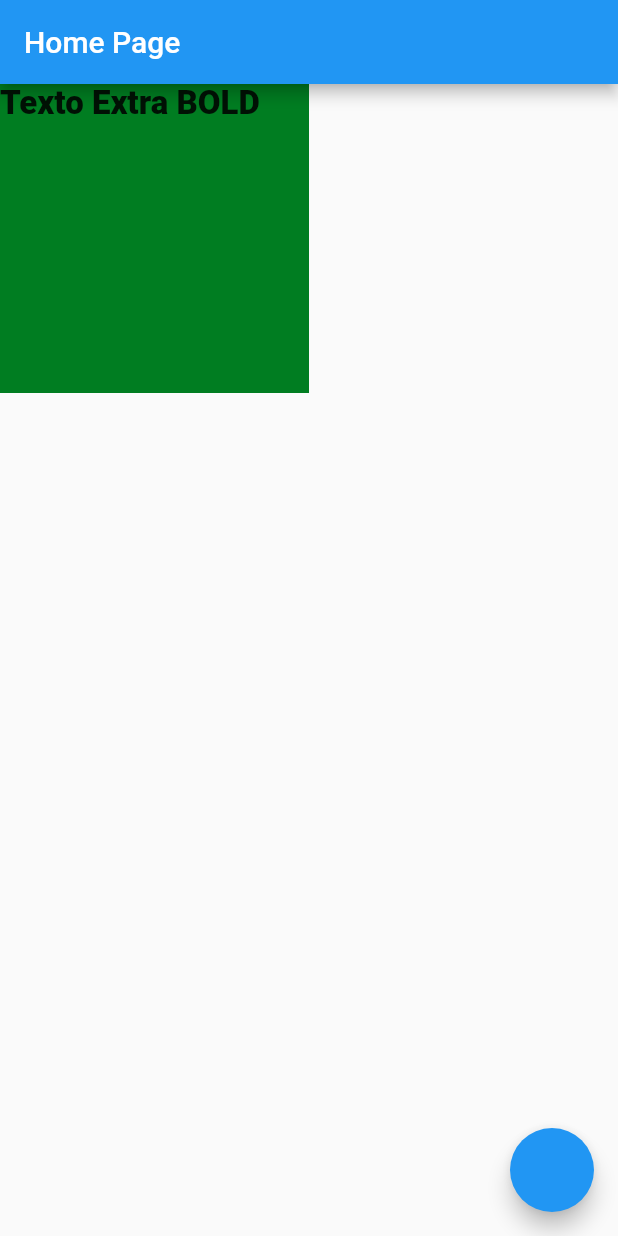
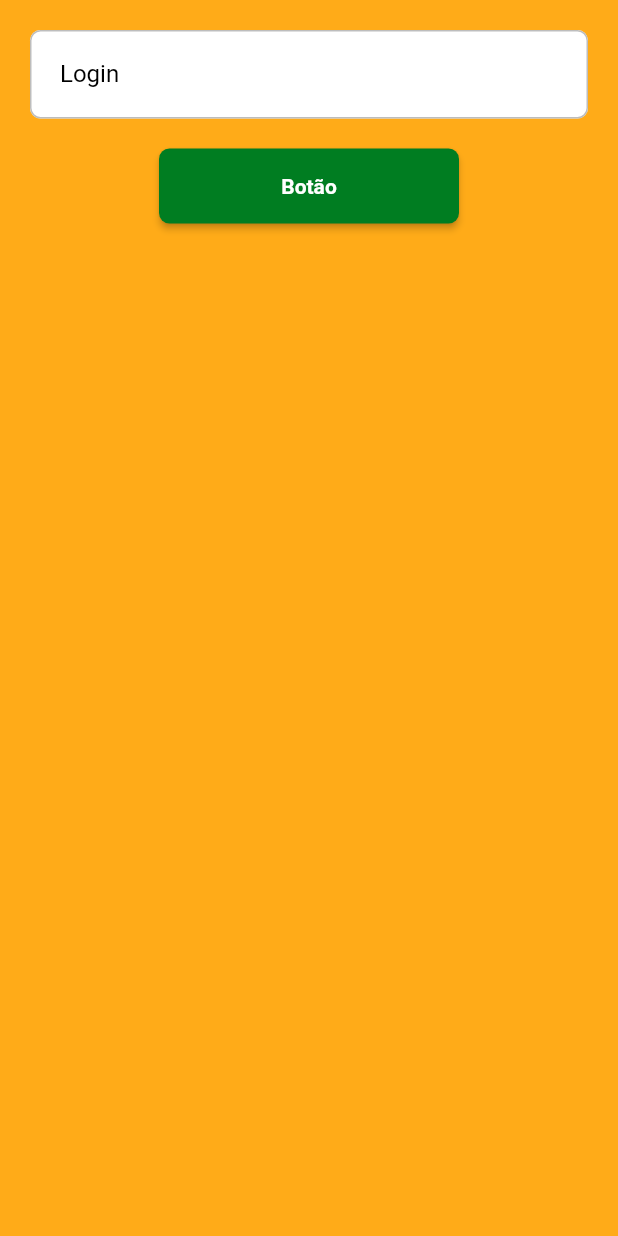
Before and after one commit to dariopmaciel/vaquinha_back_office, a Flutter app: the screen it shows after launch, on a phone screen of 412 x 824 dp. Run offline on Flutter 3.47's test engine with Material 3 defaults, Android fonts, the phone set to English and light mode, and no system bars; our stand-ins replace awesome_snackbar_content, flutter_modular, loading_animation_widget; Roboto replaces fonts that are missing (mplus1).

Commit message:
criação de thema de proj

```diff
--- a/lib/src/app_widget.dart
+++ b/lib/src/app_widget.dart
@@ -1,5 +1,7 @@
 import 'package:flutter/material.dart';
 import 'package:flutter_modular/flutter_modular.dart';
+
+import 'core/ui/theme/theme_config.dart';
 
 class AppWidget extends StatelessWidget {
   const AppWidget({super.key});
@@ -8,10 +10,11 @@ class AppWidget extends StatelessWidget {
   Widget build(BuildContext context) {
     return MaterialApp.router(
       title: 'Application Name',
-      theme: ThemeData(
-        primaryColor: Colors.blue,
-        useMaterial3: false,
-      ),
+      // theme: ThemeData(
+      //   primaryColor: Colors.blue,
+      //   useMaterial3: false,
+      // ),
+      theme: ThemeConfig.theme,
       routeInformationParser: Modular.routeInformationParser,
       routerDelegate: Modular.routerDelegate,
     );
--- a/lib/src/core/ui/styles/app_styles.dart
+++ b/lib/src/core/ui/styles/app_styles.dart
@@ -1,10 +1,11 @@
 import 'package:flutter/material.dart';
 
 import 'colors_app.dart';
+import 'text_styles.dart';
 
 class AppStyles {
   static AppStyles? _instance;
-  // Avoid self instance
+
   AppStyles._();
   static AppStyles get instance => _instance ??= AppStyles._();
 
@@ -13,13 +14,27 @@ class AppStyles {
           borderRadius: BorderRadius.circular(7),
         ),
         backgroundColor: ColorsApp.instance.primary,
-        // textStyle:
+        textStyle: TextStyles.instance.textButtonLabel,
       );
 
-  // ButtonStyle get secondaryButton => ElevatedButton.styleFrom(
-  //     shape: RoundedRectangleBorder(borderRadius: BorderRadius.circular(7)));
+      /*
+      class AppStyles {
+  static late final AppStyles _instance = AppStyles._();
+
+  AppStyles._();
+  static AppStyles get instance => _instance;
+
+  ButtonStyle get primaryButton => ElevatedButton.styleFrom(
+        shape: RoundedRectangleBorder(
+          borderRadius: BorderRadius.circular(20),
+        ),
+        backgroundColor: ColorsApp.instance.primary,
+        textStyle: TextStyles.instance.textButtonLabel,
+      );
+
+       */
 }
 
 extension AppStyleExtention on BuildContext {
-  AppStyles get colors => AppStyles.instance;
+  AppStyles get appStyle => AppStyles.instance;
 }
--- a/lib/src/core/ui/styles/colors_app.dart
+++ b/lib/src/core/ui/styles/colors_app.dart
@@ -5,14 +5,14 @@ class ColorsApp {
   // Avoid self instance
   ColorsApp._();
   static ColorsApp get instance => _instance ??= ColorsApp._();
-Color get primary => const Color(0Xff007D21);
-Color get secondary => const Color(0XffFFAB18);
-Color get blacky => const Color(0Xff140E0E);
-}
+  Color get primary => const Color(0Xff007D21);
+  Color get secondary => const Color(0XffFFAB18);
+  Color get blacky => const Color(0Xff140E0E);
 
 
 
-extension ColorAppExtention on BuildContext{
+}
 
+extension ColorAppExtention on BuildContext {
   ColorsApp get colors => ColorsApp.instance;
 }
--- /dev/null
+++ b/lib/src/core/ui/theme/theme_config.dart
@@ -0,0 +1,44 @@
+import 'package:flutter/material.dart';
+
+import '../styles/app_styles.dart';
+import '../styles/colors_app.dart';
+import '../styles/text_styles.dart';
+
+class ThemeConfig {
+  ThemeConfig._();
+
+  static final _defaultInputBorder = OutlineInputBorder(
+    borderRadius: BorderRadius.circular(7),
+    borderSide: BorderSide(color: Colors.grey[400]!),
+  );
+
+  static final theme = ThemeData(
+    useMaterial3: false,
+    scaffoldBackgroundColor: Colors.white,
+    appBarTheme: AppBarTheme(
+      backgroundColor: Colors.black,
+      elevation: 0,
+      iconTheme: IconThemeData(color: Colors.black),
+    ),
+    colorScheme: ColorScheme.fromSeed(
+      seedColor: ColorsApp.instance.primary,
+      primary: ColorsApp.instance.primary,
+      secondary: ColorsApp.instance.secondary,
+    ),
+    elevatedButtonTheme: ElevatedButtonThemeData(
+      style: AppStyles.instance.primaryButton,
+    ),
+    inputDecorationTheme: InputDecorationTheme(
+      fillColor: Colors.white,
+      filled: true,
+      isDense: true,
+      contentPadding: const EdgeInsets.all(20),
+      border: _defaultInputBorder,
+      enabledBorder: _defaultInputBorder,
+      focusedBorder: _defaultInputBorder,
+      labelStyle: TextStyles.instance.textRegular.copyWith(color: Colors.black),
+      errorStyle:
+          TextStyles.instance.textRegular.copyWith(color: Colors.redAccent),
+    ),
+  );
+}
--- a/lib/src/modules/home/home_page.dart
+++ b/lib/src/modules/home/home_page.dart
@@ -18,34 +18,47 @@ class _HomePageState extends State<HomePage> with Loader, Messages {
   @override
   Widget build(BuildContext context) {
     return Scaffold(
-      appBar: AppBar(title: const Text('Home Page')),
-      floatingActionButton: FloatingActionButton(onPressed: () async {
-        showLoader();
-        await Future.delayed(Duration(seconds: 2));
-        hideLoader();
+      // appBar: AppBar(title: const Text('Home Page')),
+      // floatingActionButton: FloatingActionButton(onPressed: () async {
+      //   showLoader();
+      //   await Future.delayed(Duration(seconds: 2));
+      //   hideLoader();
 
-        showError("Algum erro");
-        showInfo("Alguma info");
-        showSucess("Algum Sucesso");
-        showWarning("Algum aviso");
-      }),
+      // showError("Algum erro");
+      // showInfo("Alguma info");
+      // showSucess("Algum Sucesso");
+      // showWarning("Algum aviso");
+      // }),
       body: Container(
-        // color: Colors.red,
-        color: context.colors.primary,
-        width: context.percentWidget(.5),
-        height: context.percentWidget(.5),
-        child: Text("Texto Extra BOLD", style: context.textStyles.textTitle),
+        child: Container(
+          color: context.colors.secondary,
+          // width: context.percentWidget(.5),
+          // height: context.percentWidget(.5),
+          // child: Text("Texto Extra BOLD", style: context.textStyles.textTitle),
+          child: Column(
+            children: [
+              Padding(
+                padding: const EdgeInsets.all(20.0),
+                child: Form(
+                  autovalidateMode: AutovalidateMode.onUserInteraction,
+                  child: TextFormField(
+                    decoration: InputDecoration(label: Text("Login")),
+                    validator: (String) => 'Erro',
+                  ),
+                ),
+              ),
+              SizedBox(
+                width: 200,
+                height: 50,
+                child: ElevatedButton(
+                  onPressed: () {},
+                  child: Text("Botão"),
+                ),
+              ),
+            ],
+          ),
+        ),
       ),
-      // Center(
-      //   child: Column(
-      //     mainAxisAlignment: MainAxisAlignment.center,
-      //     children: [
-      //       Text(Env.instance.get('backend_base_url')),
-      //       Text(context.screenWidget.toString()),
-
-      //     ],
-      //   ),
-      // ),
     );
   }
 }
```
